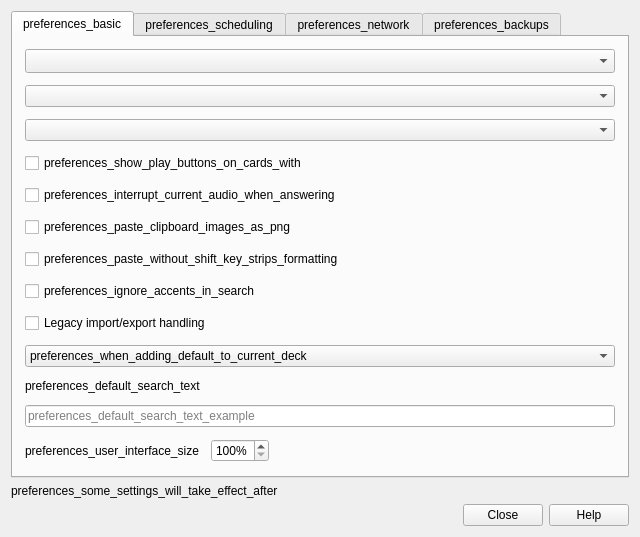
The window that qt/aqt/forms/preferences.ui (ankitects/anki) describes before a commit, drawn with Qt 5.
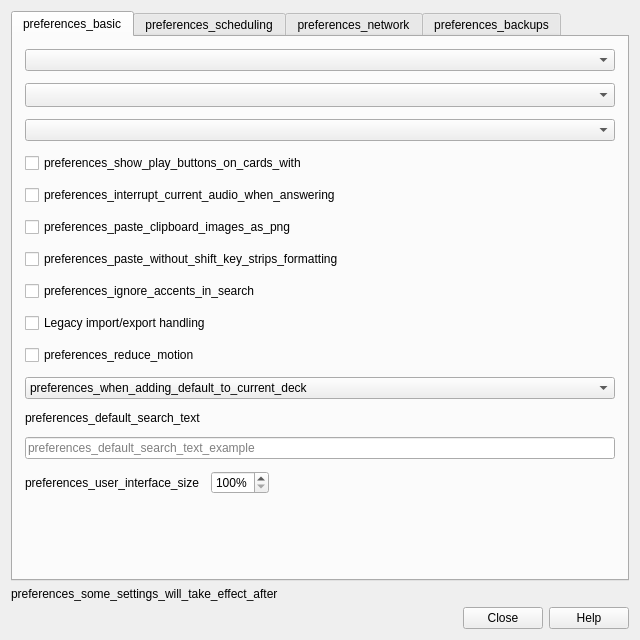
The same window after the commit.

Commit message:
Add animation toggle to preferences (#2041)
* Add animation toggle to preferences

and move settings affecting appearance together.

* Add class to body if animations unchecked

* Fix formatting in preferences.ftl

* Update duration(height) function for Collapsible transition

and add explanation.

* Fix formatting

* Increase duration baseline to 10 and decrease factor to 20

* Restore initial layout and rename option to "Reduce motion"

* Move checkboxes together and fix tab order (dae)

+ Remove separation of UI size

Patch:
```diff
--- a/qt/aqt/forms/preferences.ui
+++ b/qt/aqt/forms/preferences.ui
@@ -7,7 +7,7 @@
     <x>0</x>
     <y>0</y>
     <width>640</width>
-    <height>530</height>
+    <height>640</height>
    </rect>
   </property>
   <property name="windowTitle">
@@ -42,6 +42,9 @@
        <property name="bottomMargin">
         <number>12</number>
        </property>
+       <item>
+        <widget class="QComboBox" name="theme"/>
+       </item>
        <item>
         <widget class="QComboBox" name="lang">
          <property name="sizePolicy">
@@ -55,9 +58,6 @@
          </property>
         </widget>
        </item>
-       <item>
-        <widget class="QComboBox" name="theme"/>
-       </item>
        <item>
         <widget class="QComboBox" name="video_driver"/>
        </item>
@@ -103,6 +103,16 @@
          </property>
         </widget>
        </item>
+       <item>
+        <widget class="QCheckBox" name="reduce_motion">
+         <property name="toolTip">
+          <string>preferences_reduce_motion_tooltip</string>
+         </property>
+         <property name="text">
+          <string>preferences_reduce_motion</string>
+         </property>
+        </widget>
+       </item>
        <item>
         <widget class="QComboBox" name="useCurrent">
          <item>
```
Left out of the diff: 5 changed lines with no effect on the pictures. The commit also changes 6 other files.
